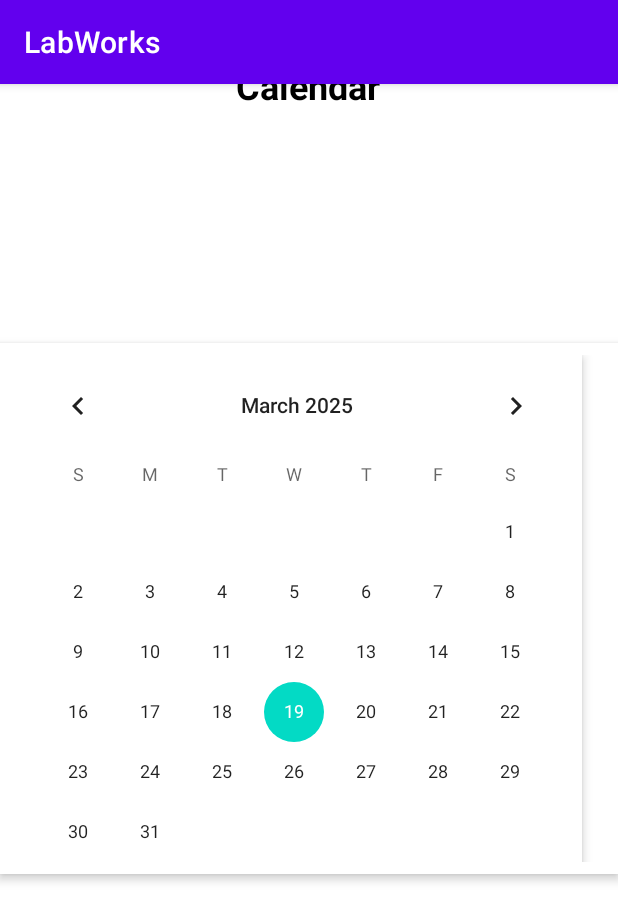
After one commit to AidasLit/uni-alarm-planner-app, an Android app: the MainActivity3 screen opened directly, with no data from a screen before it, on a phone screen of 412 x 824 dp. The commit adds this screen. Shown: the top 921 px of the screen. Run offline under Robolectric (Android 15) with nearby library versions, the phone set to English and light mode, and no system bars.

Commit message:
Added calendar with basic functions

```diff
--- a/app/build.gradle.kts
+++ b/app/build.gradle.kts
@@ -34,6 +34,9 @@ android {
     kotlinOptions {
         jvmTarget = "1.8"
     }
+    buildFeatures {
+        viewBinding = true
+    }
 }
 
 dependencies {
@@ -46,8 +49,10 @@ dependencies {
     implementation("androidx.room:room-common:2.6.1")
     implementation("androidx.room:room-ktx:2.6.1")
     implementation("androidx.lifecycle:lifecycle-viewmodel-ktx:2.8.7")
+    implementation("androidx.activity:activity:1.10.1")
     testImplementation("junit:junit:4.13.2")
     androidTestImplementation("androidx.test.ext:junit:1.2.1")
     androidTestImplementation("androidx.test.espresso:espresso-core:3.6.1")
     ksp("androidx.room:room-compiler:2.6.1")
+
 }
--- a/app/src/main/AndroidManifest.xml
+++ b/app/src/main/AndroidManifest.xml
@@ -14,6 +14,9 @@
         android:supportsRtl="true"
         android:theme="@style/Theme.LabWorks"
         tools:targetApi="31">
+        <activity
+            android:name=".MainActivity3"
+            android:exported="false" />
         <activity
             android:name=".NotifManage"
             android:exported="false" />
--- a/app/src/main/java/com/example/labworks/MainActivity.kt
+++ b/app/src/main/java/com/example/labworks/MainActivity.kt
@@ -71,7 +71,7 @@ class MainActivity : AppCompatActivity() {
         else{
             println("trying to launch notif")
             NotificationManagerCompat.from(this).notify(notificationId, builder.build())
-            val intent = Intent(this, MainActivity2::class.java)
+            val intent = Intent(this, MainActivity3::class.java)
             startActivity(intent)
         }
     }
--- /dev/null
+++ b/app/src/main/java/com/example/labworks/MainActivity3.kt
@@ -0,0 +1,33 @@
+package com.example.labworks
+
+import android.os.Bundle
+import androidx.activity.enableEdgeToEdge
+import androidx.appcompat.app.AppCompatActivity
+import androidx.core.view.ViewCompat
+import androidx.core.view.WindowInsetsCompat
+import com.example.labworks.databinding.ActivityMainBinding
+import android.widget.CalendarView
+import android.widget.Toast
+
+
+class MainActivity3 : AppCompatActivity() {
+
+
+    override fun onCreate(savedInstanceState: Bundle?) {
+        super.onCreate(savedInstanceState)
+        enableEdgeToEdge()
+        setContentView(R.layout.activity_main3)
+        ViewCompat.setOnApplyWindowInsetsListener(findViewById(R.id.main)) { v, insets ->
+            val systemBars = insets.getInsets(WindowInsetsCompat.Type.systemBars())
+            v.setPadding(systemBars.left, systemBars.top, systemBars.right, systemBars.bottom)
+            insets
+        }
+
+
+        val calendarView = findViewById<CalendarView>(R.id.calendarView)
+        calendarView.setOnDateChangeListener { view, year, month, dayOfMonth ->
+            val selectedDate = "$dayOfMonth/${month + 1}/$year"
+            Toast.makeText(this, "Pasirinkta data: $selectedDate", Toast.LENGTH_SHORT).show()
+        }
+    }
+}
--- /dev/null
+++ b/app/src/main/res/layout/activity_main3.xml
@@ -0,0 +1,48 @@
+<?xml version="1.0" encoding="utf-8"?>
+<androidx.constraintlayout.widget.ConstraintLayout xmlns:android="http://schemas.android.com/apk/res/android"
+    xmlns:app="http://schemas.android.com/apk/res-auto"
+    xmlns:tools="http://schemas.android.com/tools"
+    android:id="@+id/main"
+    android:layout_width="match_parent"
+    android:layout_height="match_parent"
+    tools:context=".MainActivity3">
+
+
+    <CalendarView
+        android:id="@+id/calendarView"
+        android:layout_width="match_parent"
+        android:layout_height="wrap_content"
+        android:layout_alignParentTop="true"
+        android:layout_centerHorizontal="true"
+        android:layout_gravity="center"
+        android:layout_marginTop="137dp"
+        android:layout_marginBottom="223dp"
+        android:background="#ffffff"
+        android:elevation="4dp"
+        android:padding="8dp"
+        app:layout_constraintBottom_toBottomOf="parent"
+        app:layout_constraintEnd_toEndOf="parent"
+        app:layout_constraintStart_toStartOf="parent"
+        app:layout_constraintTop_toBottomOf="@+id/textView" />
+
+    <TextView
+        android:id="@+id/textView"
+        android:layout_width="wrap_content"
+        android:layout_height="wrap_content"
+        android:layout_marginStart="157dp"
+        android:layout_marginTop="100dp"
+        android:layout_marginEnd="158dp"
+        android:layout_marginBottom="54dp"
+        android:gravity="center"
+        android:text="Calendar"
+        android:textColor="#000000"
+        android:textSize="24sp"
+        android:textStyle="bold"
+        app:layout_constraintBottom_toTopOf="parent"
+        app:layout_constraintEnd_toEndOf="parent"
+        app:layout_constraintHorizontal_bias="0.0"
+        app:layout_constraintStart_toStartOf="parent"
+        app:layout_constraintTop_toTopOf="parent"
+        app:layout_constraintVertical_bias="0.0" />
+
+</androidx.constraintlayout.widget.ConstraintLayout>
```
